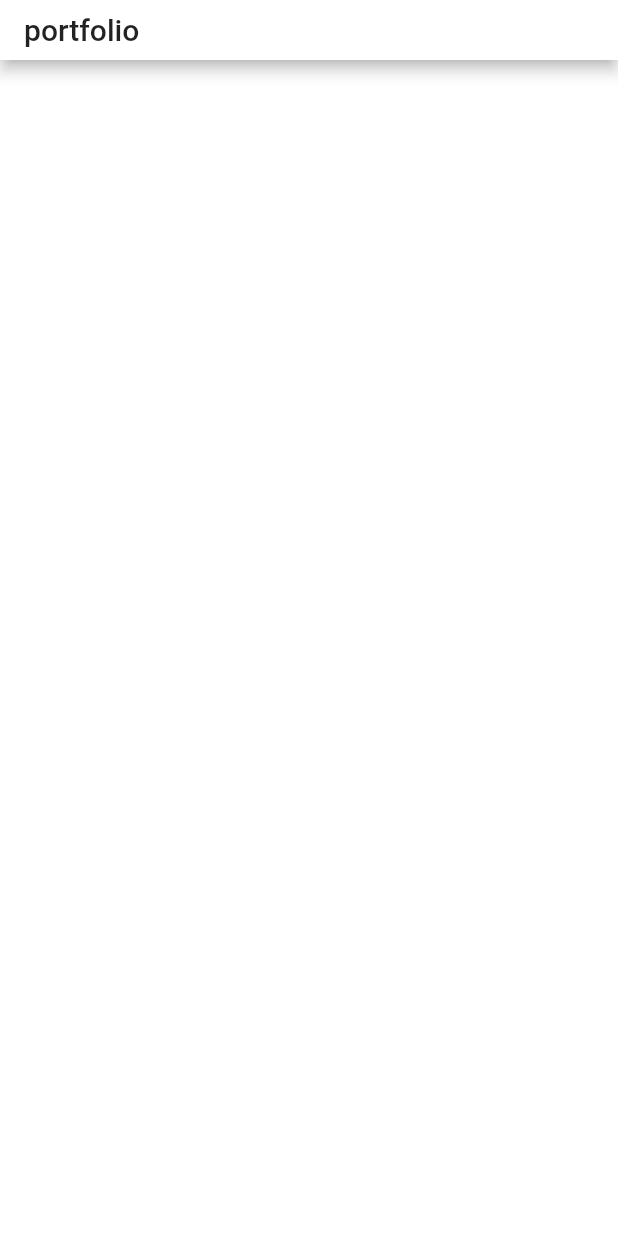
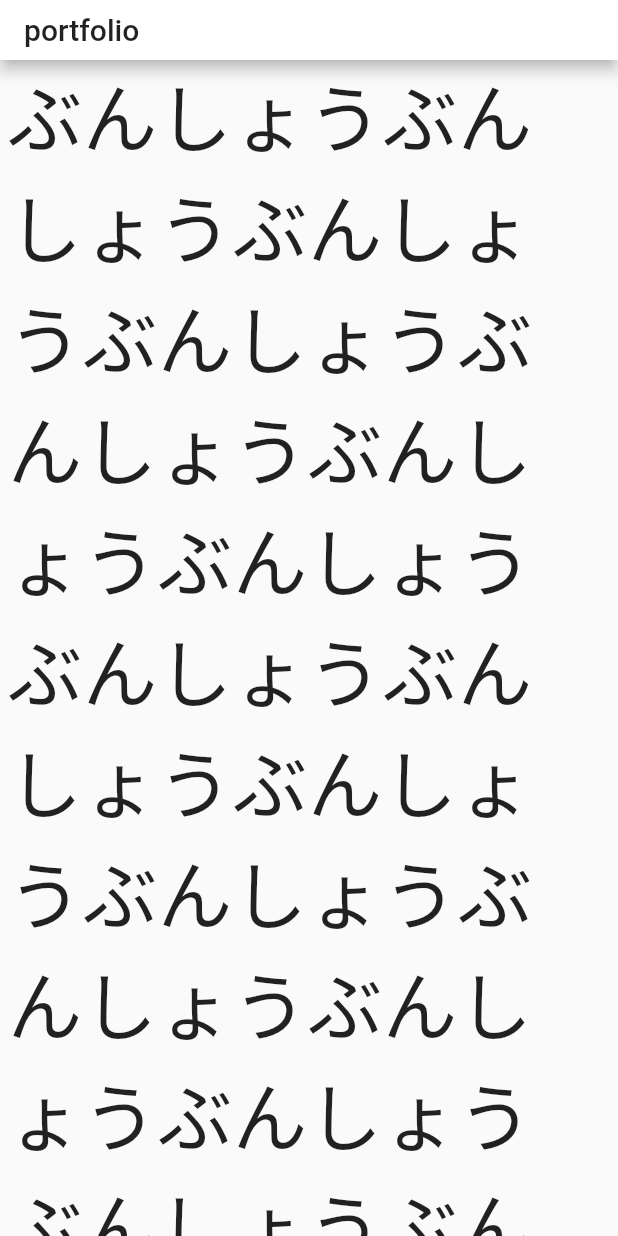
Before and after one commit to 7wataaa/_old_portfolio, a Flutter app: the screen it shows after launch, on a phone screen of 412 x 824 dp. Run offline on Flutter 3.47's test engine with Material 2 defaults, Android fonts, the phone set to English and light mode, and no system bars; drawn by our look-alikes of flutter_layout_grid; our stand-ins replace flutter_hooks, hooks_riverpod.

Commit message:
fix: リファクタリング
flutter_layout_gridからPadding/Row&Expandedに変更等

```diff
--- a/lib/main.dart
+++ b/lib/main.dart
@@ -1,7 +1,7 @@
 import 'package:flutter/material.dart';
 import 'package:flutter_hooks/flutter_hooks.dart';
-import 'package:flutter_layout_grid/flutter_layout_grid.dart';
 import 'package:hooks_riverpod/hooks_riverpod.dart';
+import 'package:portfolio/pages/body.dart';
 import 'package:portfolio/theme.dart';
 
 void main() {
@@ -31,69 +31,69 @@ class Home extends HookWidget {
         title: const Text('portfolio'),
         toolbarHeight: 40,
       ),
-      body: LayoutGrid(
-        //TODO レスポンシブ対応
-        columnSizes: [
-          /*
-          左: 830より小さければ0.px
-              1090より小さければ100.px
-              1090より大きければ1.fr
-          中: 830より小さければ1.fr
-              1090より小さければ1.fr
-              1090より大きければ800px
-          右: 左と同じ
-           */
-          (() {
-            if (size.width <= 830) {
-              return 0.px;
-            } else if (size.width <= 1090) {
-              return 100.px;
-            } else {
-              return 1.fr;
+      body: Container(
+        child: Scrollbar(
+          child: SingleChildScrollView(
+            child: ResponsiveGrid(
+              width: size.width,
+              child: Body(),
+            ),
+          ),
+        ),
+      ),
+    );
   }
-          })(),
-          (() {
-            if (size.width < 830) {
-              return 1.fr;
-            } else if (size.width <= 1090) {
-              return 1.fr;
-            } else {
-              return 900.px;
 }
-          })(),
-          (() {
-            if (size.width <= 830) {
-              return 0.px;
-            } else if (size.width <= 1090) {
-              return 100.px;
-            } else {
-              return 1.fr;
+
+@immutable
+class ResponsiveGrid extends HookWidget {
+  const ResponsiveGrid({this.width, this.child});
+
+  final double width;
+
+  final Widget child;
+
+  @override
+  Widget build(BuildContext context) {
+    if (width <= 1090) {
+      final paddingValue = (() {
+        if (width <= 840) {
+          return 0.0;
+        } else if (width <= 1090) {
+          return 100.0;
         }
-          })(),
-        ],
-        rowSizes: [
-          1.fr,
-        ],
-        areas: '''
-          left centor right
-        ''',
+      })();
+
+      return Padding(
+        padding: EdgeInsets.fromLTRB(
+          paddingValue,
+          0,
+          paddingValue,
+          0,
+        ),
+        child: child,
+      );
+    }
+
+    //width > 1090の場合
+    return Row(
+      mainAxisAlignment: MainAxisAlignment.center,
       children: [
-          NamedAreaGridPlacement(
-            areaName: 'left',
-            child: const Text('left'),
-          ),
-          NamedAreaGridPlacement(
-            areaName: 'centor',
+        Expanded(
           child: Container(
             color: Colors.white,
           ),
         ),
-          NamedAreaGridPlacement(
-            areaName: 'right',
-            child: const Text('right'),
+        SizedBox(
+          width: 900,
+          child: child,
+        ),
+        Expanded(
+          child: Container(
+            color: Colors.white,
+          ),
         ),
       ],
-      ),
     );
   }
 }
--- /dev/null
+++ b/lib/pages/body.dart
@@ -0,0 +1,21 @@
+import 'package:flutter/material.dart';
+import 'package:flutter_hooks/flutter_hooks.dart';
+
+class Body extends HookWidget {
+  @override
+  Widget build(BuildContext context) {
+    return Padding(
+      padding: const EdgeInsets.fromLTRB(5, 0, 5, 0),
+      child: Column(
+        children: const [
+          SelectableText(
+            '''
+ぶんしょうぶんしょうぶんしょうぶんしょうぶんしょうぶんしょうぶんしょうぶんしょうぶんしょうぶんしょうぶんしょうぶんしょうぶんしょうぶんしょうぶんしょうぶんしょうぶんしょうぶんしょうぶんしょうぶんしょうぶんしょうぶんしょうぶんしょうぶんしょうぶんしょうぶんしょうぶんしょうぶんしょうぶんしょうぶんしょうぶんしょうぶんしょうぶんしょうぶんしょうぶんしょうぶんしょうぶんしょうぶんしょうぶんしょうぶんしょうぶんしょうぶんしょうぶんしょうぶんしょうぶんしょうぶんしょうぶんしょうぶんしょうぶんしょうぶんしょうぶんしょうぶんしょうぶんしょうぶんしょうぶんしょうぶんしょうぶんしょうぶんしょうぶんしょうぶんしょうぶんしょうぶんしょうぶんしょうぶんしょうぶんしょうぶんしょうぶんしょうぶんしょうぶんしょうぶんしょうぶんしょうぶんしょうぶんしょうぶんしょうぶんしょうぶんしょうぶんしょうぶんしょう
+''',
+            style: TextStyle(fontSize: 50),
+          )
+        ],
+      ),
+    );
+  }
+}
--- a/pubspec.yaml
+++ b/pubspec.yaml
@@ -29,7 +29,6 @@ dependencies:
   flutter:
     sdk: flutter
   flutter_hooks: ^0.16.0
-  flutter_layout_grid: ^1.0.1
   freezed: ^0.14.1+2
   hooks_riverpod: ^0.14.0+1
   pedantic: ^1.11.0
```
Also changed, not shown: pubspec.lock. Lines whose indentation alone changed are shown as unchanged.
